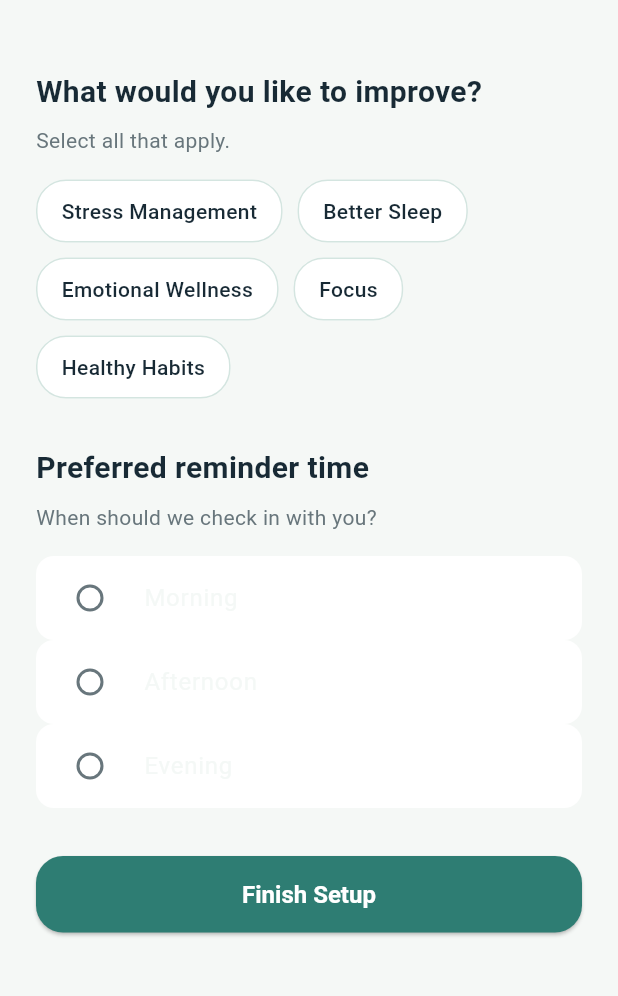
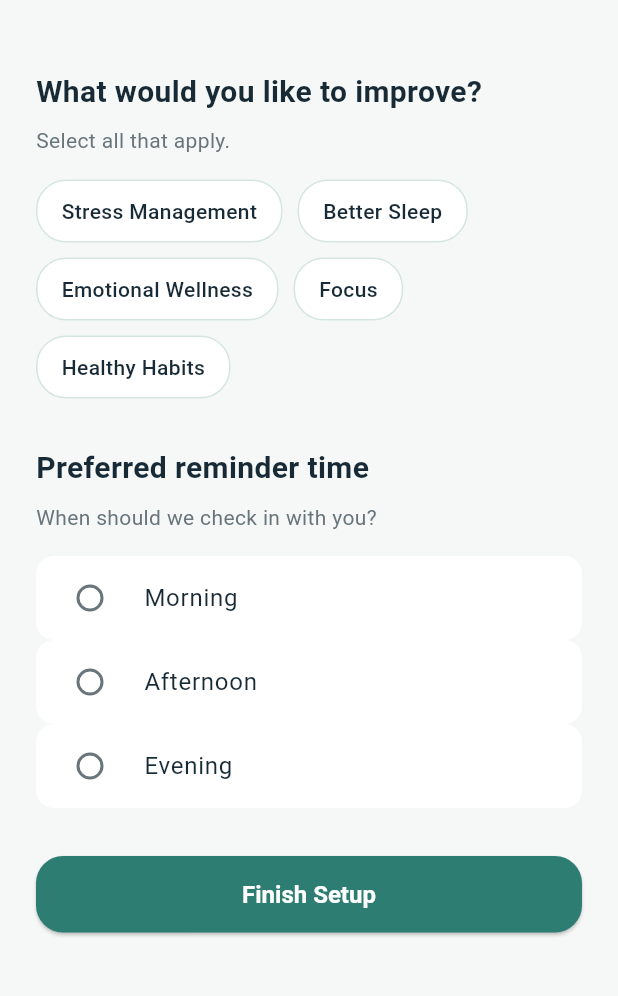
Before and after one commit to Tor3x-Coder/mindmate, a Flutter app: the OnboardingScreen screen opened directly, on a phone screen of 412 x 824 dp, the part 68-1064 px from its top. Run offline on Flutter 3.47's test engine with Material 3 defaults, Android fonts, the phone set to English and light mode, and no system bars; our stand-ins replace cloud_firestore, firebase_auth, firebase_core, just_audio, shared_preferences; missing offline and left inert: model_viewer_plus; accounts and stored records are empty; Roboto replaces fonts that are missing (Poppins).

Commit message:
Auth: match registration text contrast to login
Co-authored-by: arena-agent <297053741+arena-agent@users.noreply.github.com>

```diff
--- a/lib/screens/auth/register_screen.dart
+++ b/lib/screens/auth/register_screen.dart
@@ -161,6 +161,8 @@ class _RegisterScreenState extends State<RegisterScreen> {
                 const SizedBox(height: 32),
                 TextFormField(
                   controller: _nameController,
+                  style: const TextStyle(color: _textDark, fontSize: 16),
+                  cursorColor: _accentColor,
                   decoration: const InputDecoration(
                     filled: false,
                     hintText: 'Full Name',
@@ -183,6 +185,8 @@ class _RegisterScreenState extends State<RegisterScreen> {
                 TextFormField(
                   controller: _emailController,
                   keyboardType: TextInputType.emailAddress,
+                  style: const TextStyle(color: _textDark, fontSize: 16),
+                  cursorColor: _accentColor,
                   decoration: const InputDecoration(
                     filled: false,
                     hintText: 'Email',
@@ -208,6 +212,8 @@ class _RegisterScreenState extends State<RegisterScreen> {
                 TextFormField(
                   controller: _passwordController,
                   obscureText: _obscurePassword,
+                  style: const TextStyle(color: _textDark, fontSize: 16),
+                  cursorColor: _accentColor,
                   decoration: InputDecoration(
                     filled: false,
                     hintText: 'Password',
--- a/lib/screens/onboarding/onboarding_screen.dart
+++ b/lib/screens/onboarding/onboarding_screen.dart
@@ -57,6 +57,8 @@ class _OnboardingScreenState extends State<OnboardingScreen> {
 
   @override
   Widget build(BuildContext context) {
+    final onSurface = Theme.of(context).colorScheme.onSurface;
+
     return Scaffold(
       appBar: AppBar(title: const Text('Let\'s personalize MindMate')),
       body: SafeArea(
@@ -103,7 +105,7 @@ class _OnboardingScreenState extends State<OnboardingScreen> {
                       child: Text(
                         goal,
                         style: TextStyle(
-                          color: isSelected ? Colors.white : AppTheme.textDark,
+                          color: isSelected ? Colors.white : onSurface,
                           fontWeight: FontWeight.w500,
                         ),
                       ),
@@ -131,7 +133,7 @@ class _OnboardingScreenState extends State<OnboardingScreen> {
                     onChanged: (value) => setState(() => _selectedReminderTime = value),
                     title: Text(
                       time,
-                      style: const TextStyle(color: AppTheme.textOnDark),
+                      style: TextStyle(color: onSurface),
                     ),
                     activeColor: AppTheme.primary,
                     tileColor: isSelected
```
Also changed, not shown: 4 other files.
